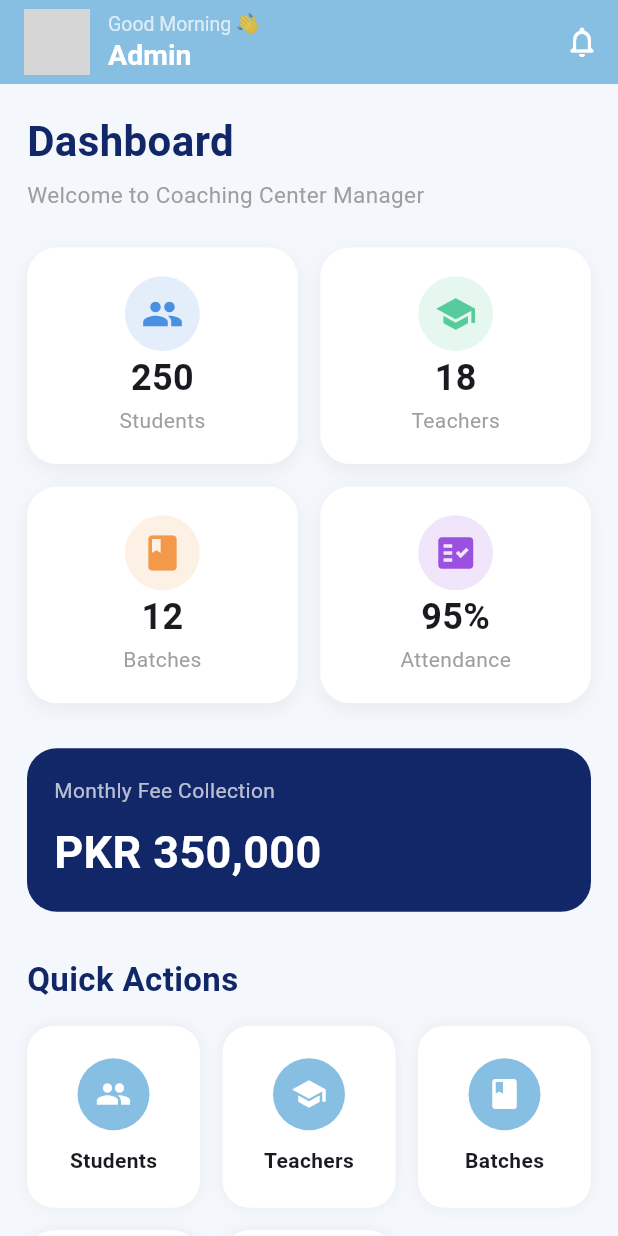
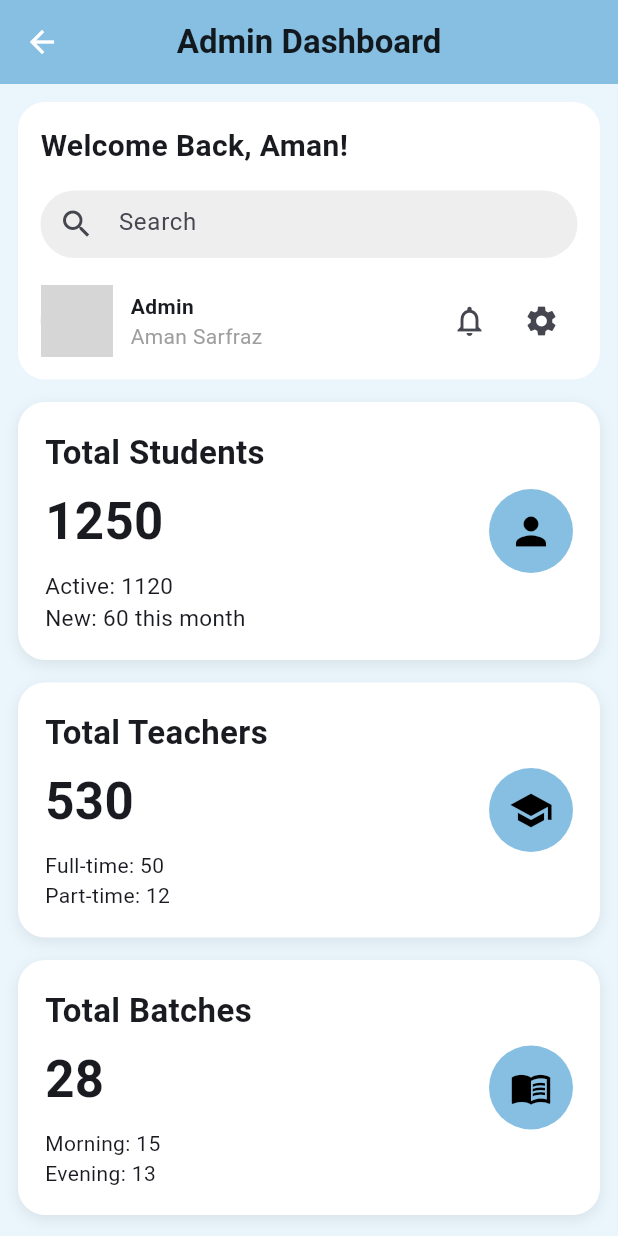
Before and after one commit to Amansarfraz/coaching_center_manager, a Flutter app: the DashboardScreen screen opened by its route, on a phone screen of 412 x 824 dp. Run offline on Flutter 3.47's test engine with Material 3 defaults, Android fonts, the phone set to English and light mode, and no system bars; grey boxes are pictures that could not be loaded.

Commit message:
first commit

```diff
--- a/coaching_center_manager/lib/screens/dashboard_screen.dart
+++ b/coaching_center_manager/lib/screens/dashboard_screen.dart
@@ -6,334 +6,289 @@ class DashboardScreen extends StatelessWidget {
   @override
   Widget build(BuildContext context) {
     return Scaffold(
-      backgroundColor: const Color(0xffF4F8FC),
+      backgroundColor: const Color(0xffEAF5FC),
 
       appBar: AppBar(
-        backgroundColor: const Color(0xFF86BFE2),
         elevation: 0,
-        automaticallyImplyLeading: false,
-        title: const Row(
+        backgroundColor: const Color(0xff86BFE2),
+        title: const Text(
+          "Admin Dashboard",
+          style: TextStyle(fontWeight: FontWeight.bold, color: Colors.black87),
+        ),
+      ),
+
+      body: SingleChildScrollView(
+        padding: const EdgeInsets.all(12),
+
+        child: Column(
           children: [
-            CircleAvatar(
-              radius: 22,
-              backgroundImage: AssetImage("assets/images/profile.png"),
+            //---------------------------------
+            // Welcome Card
+            //---------------------------------
+            Container(
+              width: double.infinity,
+              padding: const EdgeInsets.all(15),
+
+              decoration: BoxDecoration(
+                color: Colors.white,
+                borderRadius: BorderRadius.circular(18),
               ),
-            SizedBox(width: 12),
-            Column(
+
+              child: Column(
                 crossAxisAlignment: CrossAxisAlignment.start,
+
+                children: [
+                  const Text(
+                    "Welcome Back, Aman!",
+                    style: TextStyle(fontSize: 20, fontWeight: FontWeight.bold),
+                  ),
+
+                  const SizedBox(height: 15),
+
+                  Container(
+                    height: 45,
+
+                    decoration: BoxDecoration(
+                      color: Colors.grey.shade200,
+                      borderRadius: BorderRadius.circular(30),
+                    ),
+
+                    child: const TextField(
+                      decoration: InputDecoration(
+                        hintText: "Search",
+                        prefixIcon: Icon(Icons.search),
+                        border: InputBorder.none,
+                      ),
+                    ),
+                  ),
+
+                  const SizedBox(height: 18),
+
+                  Row(
+                    children: [
+                      const CircleAvatar(
+                        radius: 24,
+                        backgroundImage: AssetImage(
+                          "assets/images/profile.png",
+                        ),
+                      ),
+
+                      const SizedBox(width: 12),
+
+                      const Expanded(
+                        child: Column(
+                          crossAxisAlignment: CrossAxisAlignment.start,
+
                           children: [
                             Text(
-                  "Good Morning 👋",
-                  style: TextStyle(fontSize: 13, color: Colors.white70),
+                              "Admin",
+                              style: TextStyle(fontWeight: FontWeight.bold),
                             ),
+
                             Text(
-                  "Admin",
-                  style: TextStyle(
-                    fontSize: 19,
-                    fontWeight: FontWeight.bold,
-                    color: Colors.white,
+                              "Aman Sarfraz",
+                              style: TextStyle(color: Colors.grey),
                             ),
+                          ],
+                        ),
+                      ),
+
+                      IconButton(
+                        onPressed: () {},
+                        icon: const Icon(Icons.notifications_none),
+                      ),
+
+                      IconButton(
+                        onPressed: () {},
+                        icon: const Icon(Icons.settings),
                       ),
                     ],
                   ),
                 ],
               ),
-        actions: [
-          IconButton(
-            onPressed: () {},
-            icon: const Icon(Icons.notifications_none_rounded),
-          ),
-        ],
             ),
 
-      body: SingleChildScrollView(
-        padding: const EdgeInsets.all(18),
-        child: Column(
-          crossAxisAlignment: CrossAxisAlignment.start,
-          children: [
-            const Text(
-              "Dashboard",
-              style: TextStyle(
-                fontSize: 28,
-                fontWeight: FontWeight.bold,
-                color: Color(0xff122767),
-              ),
-            ),
+            const SizedBox(height: 15),
 
-            const SizedBox(height: 5),
-
-            const Text(
-              "Welcome to Coaching Center Manager",
-              style: TextStyle(color: Colors.grey, fontSize: 15),
-            ),
-
-            const SizedBox(height: 25),
-
-            //---------------------------------------
-            // Summary Cards
-            //---------------------------------------
-            GridView.count(
-              shrinkWrap: true,
-              physics: const NeverScrollableScrollPhysics(),
-              crossAxisCount: 2,
-              crossAxisSpacing: 15,
-              mainAxisSpacing: 15,
-              childAspectRatio: 1.25,
-              children: const [
-                DashboardCard(
-                  title: "Students",
-                  value: "250",
-                  icon: Icons.people,
-                  color: Color(0xff4A90E2),
-                ),
-
-                DashboardCard(
-                  title: "Teachers",
-                  value: "18",
-                  icon: Icons.school,
-                  color: Color(0xff56CC9D),
-                ),
-
-                DashboardCard(
-                  title: "Batches",
-                  value: "12",
-                  icon: Icons.class_,
-                  color: Color(0xffF2994A),
-                ),
-
-                DashboardCard(
-                  title: "Attendance",
-                  value: "95%",
-                  icon: Icons.fact_check,
-                  color: Color(0xff9B51E0),
-                ),
-              ],
-            ),
-
-            const SizedBox(height: 30),
-
-            //---------------------------------------
-            // Monthly Fee Card
-            //---------------------------------------
             Container(
               width: double.infinity,
               padding: const EdgeInsets.all(18),
               decoration: BoxDecoration(
-                color: const Color(0xff122767),
-                borderRadius: BorderRadius.circular(20),
+                color: Colors.white,
+                borderRadius: BorderRadius.circular(18),
+                boxShadow: [
+                  BoxShadow(
+                    color: Colors.black.withOpacity(.08),
+                    blurRadius: 8,
+                    offset: const Offset(0, 3),
                   ),
-              child: const Column(
+                ],
+              ),
+              child: Row(
+                children: [
+                  const Expanded(
+                    child: Column(
                       crossAxisAlignment: CrossAxisAlignment.start,
                       children: [
                         Text(
-                    "Monthly Fee Collection",
-                    style: TextStyle(color: Colors.white70),
+                          "Total Students",
+                          style: TextStyle(
+                            fontSize: 22,
+                            fontWeight: FontWeight.bold,
+                          ),
                         ),
 
-                  SizedBox(height: 10),
+                        SizedBox(height: 6),
 
                         Text(
-                    "PKR 350,000",
+                          "1250",
                           style: TextStyle(
-                      color: Colors.white,
-                      fontSize: 30,
+                            fontSize: 34,
                             fontWeight: FontWeight.bold,
+                          ),
+                        ),
+
+                        SizedBox(height: 8),
+
+                        Text("Active: 1120", style: TextStyle(fontSize: 15)),
+
+                        Text(
+                          "New: 60 this month",
+                          style: TextStyle(fontSize: 15),
+                        ),
+                      ],
+                    ),
+                  ),
+
+                  CircleAvatar(
+                    radius: 28,
+                    backgroundColor: const Color(0xFF86BFE2),
+                    child: const Icon(
+                      Icons.person,
+                      color: Colors.black,
+                      size: 30,
                     ),
                   ),
                 ],
               ),
             ),
 
-            const SizedBox(height: 30),
-
-            //---------------------------------------
-            // Quick Actions
-            //---------------------------------------
-            const Text(
-              "Quick Actions",
+            const SizedBox(height: 15),
+            Container(
+              width: double.infinity,
+              padding: const EdgeInsets.all(18),
+              decoration: BoxDecoration(
+                color: Colors.white,
+                borderRadius: BorderRadius.circular(18),
+                boxShadow: [
+                  BoxShadow(
+                    color: Colors.black.withOpacity(.08),
+                    blurRadius: 8,
+                    offset: const Offset(0, 3),
+                  ),
+                ],
+              ),
+              child: Row(
+                children: [
+                  const Expanded(
+                    child: Column(
+                      crossAxisAlignment: CrossAxisAlignment.start,
+                      children: [
+                        Text(
+                          "Total Teachers",
                           style: TextStyle(
                             fontSize: 22,
                             fontWeight: FontWeight.bold,
-                color: Color(0xff122767),
+                          ),
+                        ),
+
+                        SizedBox(height: 6),
+
+                        Text(
+                          "530",
+                          style: TextStyle(
+                            fontSize: 34,
+                            fontWeight: FontWeight.bold,
+                          ),
+                        ),
+
+                        SizedBox(height: 8),
+
+                        Text("Full-time: 50"),
+                        Text("Part-time: 12"),
+                      ],
+                    ),
+                  ),
+
+                  CircleAvatar(
+                    radius: 28,
+                    backgroundColor: const Color(0xFF86BFE2),
+                    child: Icon(Icons.school, color: Colors.black, size: 30),
+                  ),
+                ],
               ),
             ),
 
             const SizedBox(height: 15),
-
-            GridView.count(
-              shrinkWrap: true,
-              physics: const NeverScrollableScrollPhysics(),
-              crossAxisCount: 3,
-              crossAxisSpacing: 15,
-              mainAxisSpacing: 15,
-              childAspectRatio: .95,
-              children: const [
-                QuickActionCard(title: "Students", icon: Icons.people),
-
-                QuickActionCard(title: "Teachers", icon: Icons.school),
-
-                QuickActionCard(title: "Batches", icon: Icons.class_),
-
-                QuickActionCard(title: "Attendance", icon: Icons.fact_check),
-
-                QuickActionCard(title: "Fees", icon: Icons.payments),
+            Container(
+              width: double.infinity,
+              padding: const EdgeInsets.all(18),
+              decoration: BoxDecoration(
+                color: Colors.white,
+                borderRadius: BorderRadius.circular(18),
+                boxShadow: [
+                  BoxShadow(
+                    color: Colors.black.withOpacity(.08),
+                    blurRadius: 8,
+                    offset: const Offset(0, 3),
+                  ),
                 ],
               ),
-
-            const SizedBox(height: 30),
-
-            //---------------------------------------
-            // Recent Activity
-            //---------------------------------------
-            const Text(
-              "Recent Activity",
+              child: Row(
+                children: [
+                  const Expanded(
+                    child: Column(
+                      crossAxisAlignment: CrossAxisAlignment.start,
+                      children: [
+                        Text(
+                          "Total Batches",
                           style: TextStyle(
                             fontSize: 22,
                             fontWeight: FontWeight.bold,
-                color: Color(0xff122767),
                           ),
                         ),
 
-            const SizedBox(height: 15),
+                        SizedBox(height: 6),
 
-            const ActivityTile(
-              title: "Ahmed joined Flutter Batch",
-              subtitle: "2 minutes ago",
+                        Text(
+                          "28",
+                          style: TextStyle(
+                            fontSize: 34,
+                            fontWeight: FontWeight.bold,
+                          ),
                         ),
 
-            ActivityTile(
-              title: "Attendance marked successfully",
-              subtitle: "15 minutes ago",
+                        SizedBox(height: 8),
+
+                        Text("Morning: 15"),
+                        Text("Evening: 13"),
+                      ],
+                    ),
                   ),
 
-            ActivityTile(title: "Fee received from Ali", subtitle: "Today"),
+                  CircleAvatar(
+                    radius: 28,
+                    backgroundColor: const Color(0xFF86BFE2),
+                    child: Icon(Icons.menu_book, color: Colors.black, size: 28),
+                  ),
+                ],
+              ),
+            ),
 
-            const SizedBox(height: 25),
+            const SizedBox(height: 15), // Next cards yahan add honge
           ],
         ),
       ),
     );
   }
 }
-
-class DashboardCard extends StatelessWidget {
-  final String title;
-  final String value;
-  final IconData icon;
-  final Color color;
-
-  const DashboardCard({
-    super.key,
-    required this.title,
-    required this.value,
-    required this.icon,
-    required this.color,
-  });
-
-  @override
-  Widget build(BuildContext context) {
-    return Container(
-      padding: const EdgeInsets.all(18),
-
-      decoration: BoxDecoration(
-        color: Colors.white,
-        borderRadius: BorderRadius.circular(20),
-
-        boxShadow: [
-          BoxShadow(
-            color: Colors.grey.withOpacity(.15),
-            blurRadius: 10,
-            offset: const Offset(0, 4),
-          ),
-        ],
-      ),
-
-      child: Column(
-        mainAxisAlignment: MainAxisAlignment.spaceEvenly,
-        children: [
-          CircleAvatar(
-            radius: 25,
-            backgroundColor: color.withOpacity(.15),
-            child: Icon(icon, color: color, size: 28),
-          ),
-
-          Text(
-            value,
-            style: const TextStyle(fontSize: 24, fontWeight: FontWeight.bold),
-          ),
-
-          Text(title, style: const TextStyle(color: Colors.grey)),
-        ],
-      ),
-    );
-  }
-}
-
-class QuickActionCard extends StatelessWidget {
-  final String title;
-  final IconData icon;
-
-  const QuickActionCard({super.key, required this.title, required this.icon});
-
-  @override
-  Widget build(BuildContext context) {
-    return InkWell(
-      onTap: () {},
-
-      child: Container(
-        decoration: BoxDecoration(
-          color: Colors.white,
-          borderRadius: BorderRadius.circular(18),
-
-          boxShadow: [
-            BoxShadow(color: Colors.grey.withOpacity(.15), blurRadius: 8),
-          ],
-        ),
-
-        child: Column(
-          mainAxisAlignment: MainAxisAlignment.center,
-
-          children: [
-            CircleAvatar(
-              radius: 24,
-              backgroundColor: const Color(0xff86BFE2),
-
-              child: Icon(icon, color: Colors.white),
-            ),
-
-            const SizedBox(height: 10),
-
-            Text(title, style: const TextStyle(fontWeight: FontWeight.w600)),
-          ],
-        ),
-      ),
-    );
-  }
-}
-
-class ActivityTile extends StatelessWidget {
-  final String title;
-  final String subtitle;
-
-  const ActivityTile({super.key, required this.title, required this.subtitle});
-
-  @override
-  Widget build(BuildContext context) {
-    return Card(
-      margin: const EdgeInsets.only(bottom: 12),
-
-      shape: RoundedRectangleBorder(borderRadius: BorderRadius.circular(15)),
-
-      child: ListTile(
-        leading: const CircleAvatar(
-          backgroundColor: Color(0xff86BFE2),
-          child: Icon(Icons.notifications, color: Colors.white),
-        ),
-
-        title: Text(title),
-
-        subtitle: Text(subtitle),
-      ),
-    );
-  }
-}
```
Lines whose indentation alone changed are shown as unchanged.
